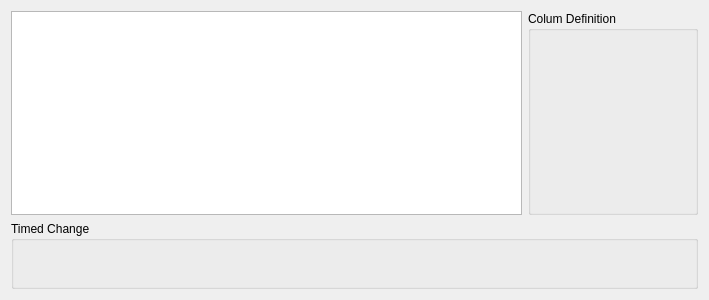
formicidae-tracker/studio, file src/fort/studio/widget/UserDataWidget.ui: the form before one commit.
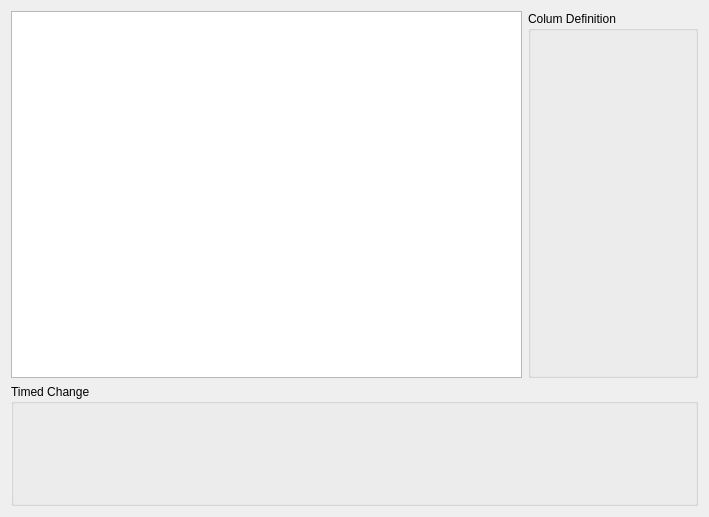
The form after the commit. Custom widgets are drawn as their Qt base class.

```diff
--- a/src/fort/studio/widget/UserDataWidget.ui
+++ b/src/fort/studio/widget/UserDataWidget.ui
@@ -7,7 +7,7 @@
     <x>0</x>
     <y>0</y>
     <width>709</width>
-    <height>300</height>
+    <height>517</height>
    </rect>
   </property>
   <property name="windowTitle">
```
